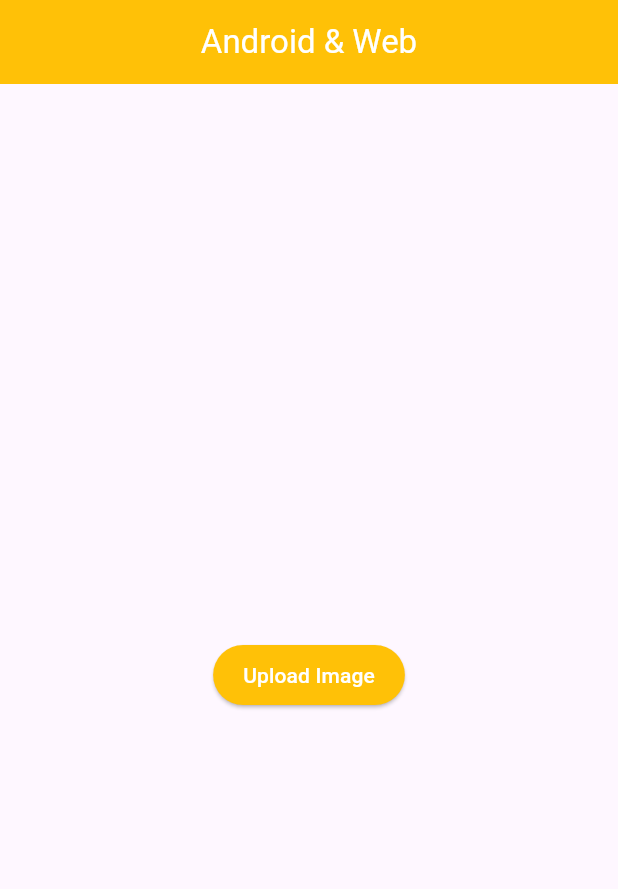
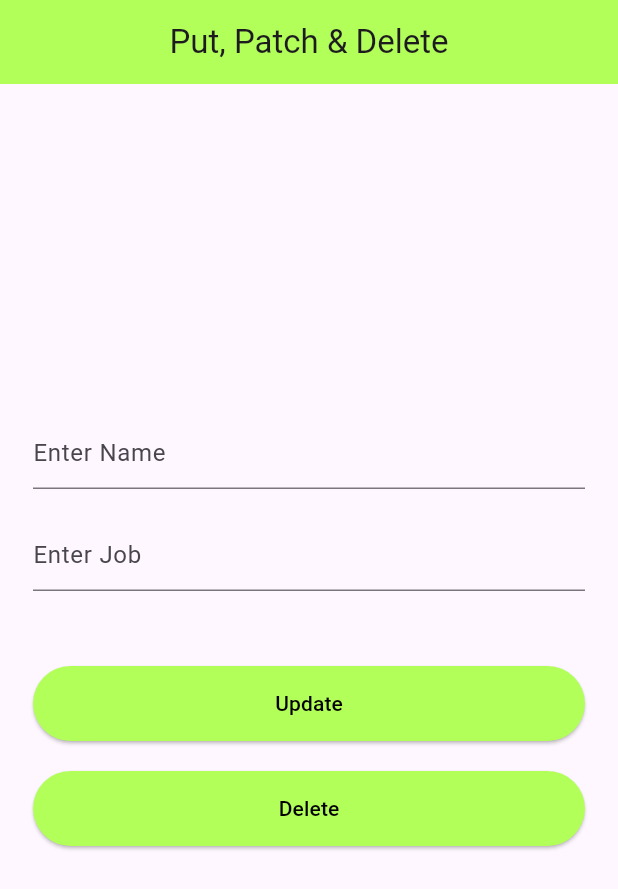
Before and after one commit to mhammadarain/Rest-Api-CodeCraft, a Flutter app: the screen it shows after launch, on a phone screen of 412 x 824 dp. Shown: the top 889 px of the screen. Run offline on Flutter 3.47's test engine with Material 3 defaults, Android fonts, the phone set to English and light mode, and no system bars; our stand-ins replace image_picker.

Commit message:
put patch & delete

```diff
--- a/lib/main.dart
+++ b/lib/main.dart
@@ -8,6 +8,7 @@ import 'package:api_practice_codecraft/screens/list%20post/screen_user_data.dart
 import 'package:api_practice_codecraft/screens/login_screen.dart';
 import 'package:api_practice_codecraft/screens/multi%20post/multi_data_screen.dart';
 import 'package:api_practice_codecraft/screens/multi%20post/multi_data_without_model_screen.dart';
+import 'package:api_practice_codecraft/screens/put_patch_delete_screen.dart';
 import 'package:api_practice_codecraft/screens/register_screen.dart';
 import 'package:api_practice_codecraft/screens/single%20post/screen_with_model.dart';
 import 'package:api_practice_codecraft/screens/single%20post/screen_without_model.dart';
@@ -29,7 +30,7 @@ class MyApp extends StatelessWidget {
         colorScheme: ColorScheme.fromSeed(seedColor: Colors.deepPurple),
         useMaterial3: true,
       ),
-      home: ImageScreen()
+      home: PutPatchDeleteScreen()
     );
   }
 }
--- /dev/null
+++ b/lib/models/put_patch_model.dart
@@ -0,0 +1,21 @@
+class PutAndPatchModel {
+  String? name;
+  String? job;
+  String? updatedAt;
+
+  PutAndPatchModel({this.name, this.job, this.updatedAt});
+
+  PutAndPatchModel.fromJson(Map<String, dynamic> json) {
+    name = json['name'];
+    job = json['job'];
+    updatedAt = json['updatedAt'];
+  }
+
+  Map<String, dynamic> toJson() {
+    final Map<String, dynamic> data = new Map<String, dynamic>();
+    data['name'] = this.name;
+    data['job'] = this.job;
+    data['updatedAt'] = this.updatedAt;
+    return data;
+  }
+}
--- /dev/null
+++ b/lib/screens/put_patch_delete_screen.dart
@@ -0,0 +1,101 @@
+import 'package:api_practice_codecraft/models/put_patch_model.dart';
+import 'package:api_practice_codecraft/services/api_delete_services.dart';
+import 'package:api_practice_codecraft/services/api_put_patch_services.dart';
+import 'package:flutter/material.dart';
+
+class PutPatchDeleteScreen extends StatefulWidget {
+  const PutPatchDeleteScreen({super.key});
+
+  @override
+  State<PutPatchDeleteScreen> createState() => _PutPatchDeleteScreenState();
+}
+
+class _PutPatchDeleteScreenState extends State<PutPatchDeleteScreen> {
+
+  TextEditingController name = TextEditingController();
+  TextEditingController job = TextEditingController();
+
+
+  PutAndPatchModel putAndPatchModel = PutAndPatchModel();
+
+  @override
+  Widget build(BuildContext context) {
+    return Scaffold(
+      appBar: AppBar(
+        centerTitle: true,
+        title: Text("Put, Patch & Delete"),
+        backgroundColor: Colors.lightGreenAccent,
+      ),
+      body: Padding(
+        padding: const EdgeInsets.all(22.0),
+        child: Column(
+          children: [
+            SizedBox(height: 200,),
+            TextField(
+              controller: name,
+              decoration: InputDecoration(
+                hintText: "Enter Name"
+              ),
+            ),
+            SizedBox(height: 20,),
+            TextField(
+              controller: job,
+              decoration: InputDecoration(
+                hintText: "Enter Job"
+              ),
+            ),
+            SizedBox(height: 50,),
+            SizedBox(
+              height: 50,
+              width: double.infinity,
+              child: ElevatedButton(
+                style: ElevatedButton.styleFrom(
+                  backgroundColor: Colors.lightGreenAccent,
+                  foregroundColor: Colors.black
+                ),
+
+                  onPressed: ()async{
+                  Map<String, dynamic> args = {
+                    "name": name.text,
+                    "job": job.text
+                  };
+                  try {
+                    PutAndPatchModel? result = await ApiPutPatchServices().patchJob(args, "2");
+                    if (result != null) {
+                      setState(() {
+                        putAndPatchModel = result;
+                      });
+                    } else {
+                      print("Update failed: Received null response");
+                    }
+                  } catch (e) {
+                    print("Error: ${e.toString()}");
+                  }
+
+
+                  },
+                  child: Text("Update")),
+            ),
+            SizedBox(height: 20,),
+            SizedBox(
+              height: 50,
+              width: double.infinity,
+              child: ElevatedButton(
+                  style: ElevatedButton.styleFrom(
+                      backgroundColor: Colors.lightGreenAccent,
+                      foregroundColor: Colors.black
+                  ),
+
+                  onPressed: ()async {
+                    var data = await ApiDeleteServices().deleteJob("2");
+                    print("Data => ${data.toString()}");
+                  },
+                  child: Text("Delete"),
+            ),
+            )
+          ],
+        ),
+      ),
+    );
+  }
+}
```
Also changed, not shown: lib/services/api_delete_services.dart (added, +28 -0 lines), lib/services/api_put_patch_services.dart (added, +48 -0 lines).
